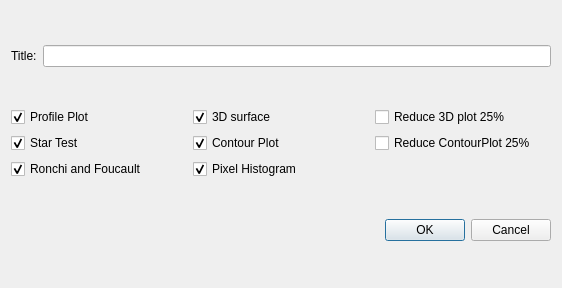
Qt form reportdlg.ui (githubdoe/DFTFringe) before a commit.
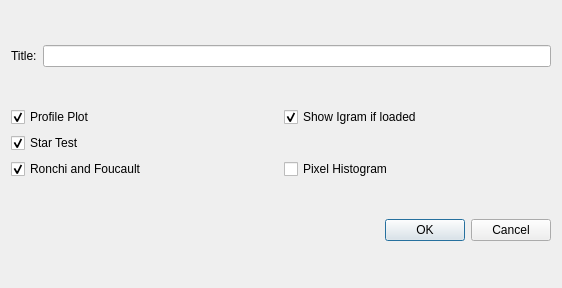
The same form after that commit.

```diff
--- a/reportdlg.ui
+++ b/reportdlg.ui
@@ -30,33 +30,6 @@
    </item>
    <item>
     <layout class="QGridLayout" name="gridLayout">
-     <item row="0" column="0">
-      <widget class="QCheckBox" name="ProfilePlot">
-       <property name="text">
-        <string>Profile Plot</string>
-       </property>
-       <property name="checked">
-        <bool>true</bool>
-       </property>
-      </widget>
-     </item>
-     <item row="0" column="1">
-      <widget class="QCheckBox" name="OGLSurface">
-       <property name="text">
-        <string>3D surface</string>
-       </property>
-       <property name="checked">
-        <bool>true</bool>
-       </property>
-      </widget>
-     </item>
-     <item row="0" column="2">
-      <widget class="QCheckBox" name="reduce3D">
-       <property name="text">
-        <string>Reduce 3D plot 25%</string>
-       </property>
-      </widget>
-     </item>
      <item row="1" column="0">
       <widget class="QCheckBox" name="starTest">
        <property name="text">
@@ -67,37 +40,40 @@
        </property>
       </widget>
      </item>
-     <item row="1" column="1">
-      <widget class="QCheckBox" name="doContour">
-       <property name="text">
-        <string>Contour Plot</string>
-       </property>
-       <property name="checked">
-        <bool>true</bool>
-       </property>
-      </widget>
-     </item>
-     <item row="1" column="2">
-      <widget class="QCheckBox" name="reduceContour">
-       <property name="text">
-        <string>Reduce ContourPlot 25%</string>
-       </property>
-      </widget>
-     </item>
-     <item row="2" column="0">
-      <widget class="QCheckBox" name="foucault">
-       <property name="text">
-        <string>Ronchi and Foucault</string>
-       </property>
-       <property name="checked">
-        <bool>true</bool>
-       </property>
-      </widget>
-     </item>
      <item row="2" column="1">
       <widget class="QCheckBox" name="histogram">
        <property name="text">
         <string>Pixel Histogram</string>
+       </property>
+       <property name="checked">
+        <bool>false</bool>
+       </property>
+      </widget>
+     </item>
+     <item row="0" column="1">
+      <widget class="QCheckBox" name="showIgram">
+       <property name="text">
+        <string>Show Igram if loaded</string>
+       </property>
+       <property name="checked">
+        <bool>true</bool>
+       </property>
+      </widget>
+     </item>
+     <item row="0" column="0">
+      <widget class="QCheckBox" name="ProfilePlot">
+       <property name="text">
+        <string>Profile Plot</string>
+       </property>
+       <property name="checked">
+        <bool>true</bool>
+       </property>
+      </widget>
+     </item>
+     <item row="2" column="0">
+      <widget class="QCheckBox" name="foucault">
+       <property name="text">
+        <string>Ronchi and Foucault</string>
        </property>
        <property name="checked">
         <bool>true</bool>
```
